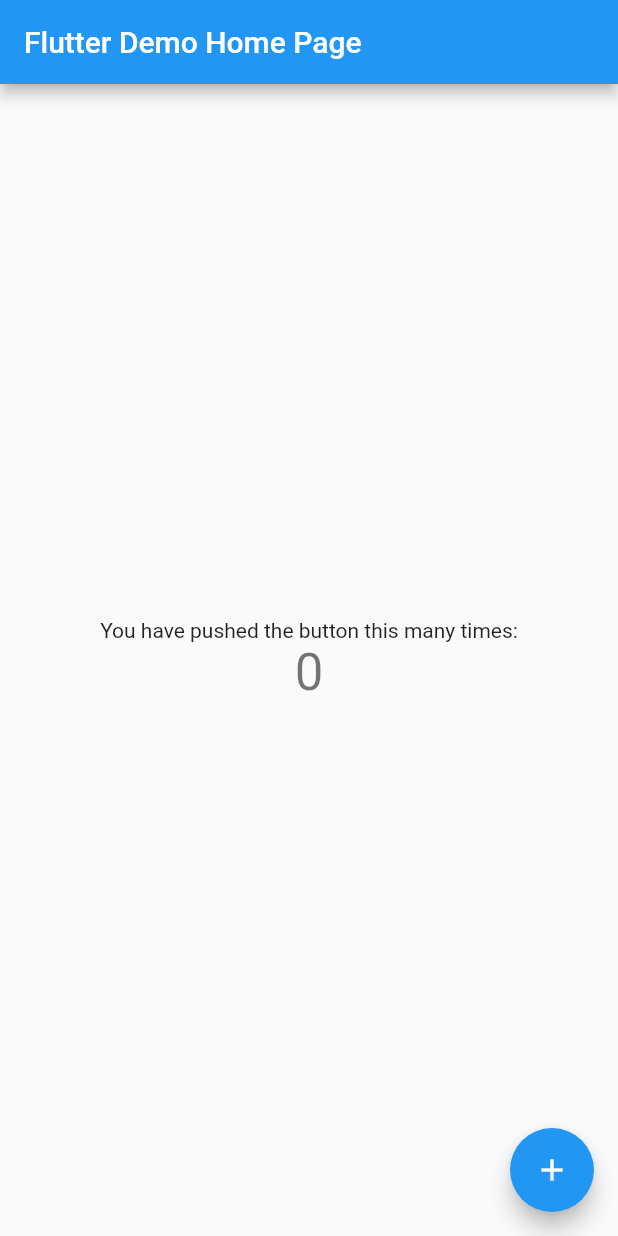
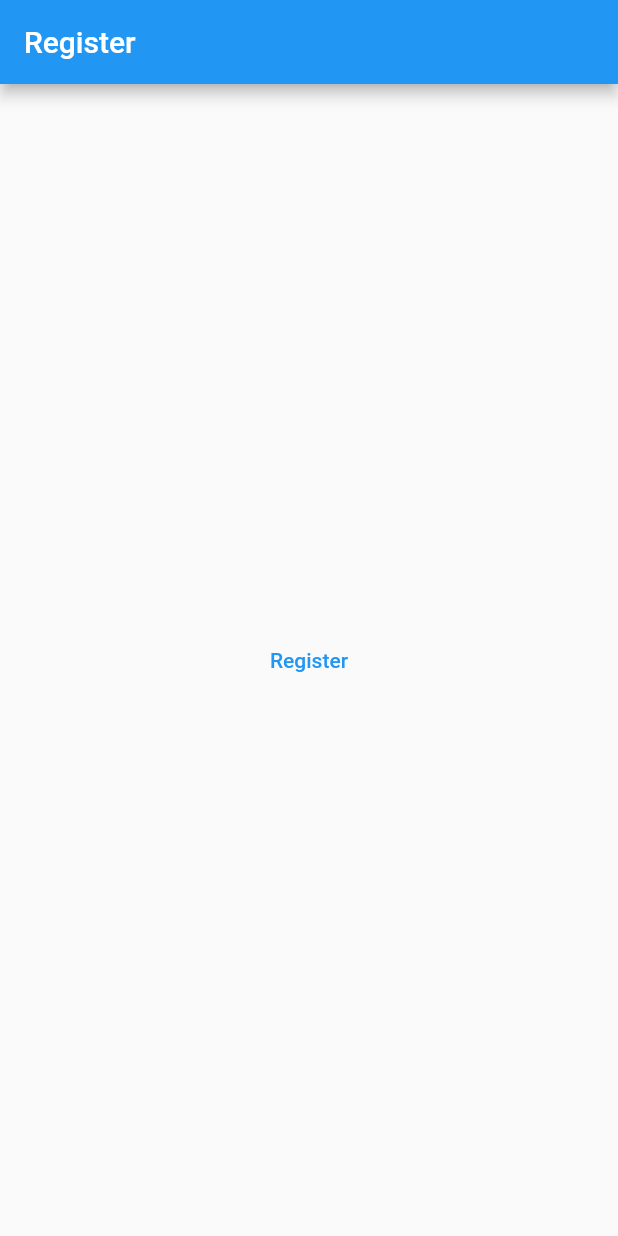
Before and after one commit to Sarawa03/myFirstFlutterProject, a Flutter app: the screen it shows after launch, on a phone screen of 412 x 824 dp. Run offline on Flutter 3.47's test engine with Material 2 defaults, Android fonts, the phone set to English and light mode, and no system bars; our stand-ins replace firebase_core; accounts and stored records are empty.

Commit message:
Chapter 12- 30:26

```diff
--- a/lib/main.dart
+++ b/lib/main.dart
@@ -1,115 +1,28 @@
 import 'package:flutter/material.dart';
 
 void main() {
-  runApp(const MyApp());
+  runApp(MaterialApp(
+    title: 'Flutter Demo',
+    theme: ThemeData(
+      primarySwatch: Colors.blue,
+    ),
+    home: const MyHomePage(),
+  ));
 }
 
-class MyApp extends StatelessWidget {
-  const MyApp({super.key});
+class MyHomePage extends StatelessWidget {
+  const MyHomePage({Key? key}) : super(key: key);
 
-  // This widget is the root of your application.
   @override
   Widget build(BuildContext context) {
-    return MaterialApp(
-      title: 'Flutter Demo',
-      theme: ThemeData(
-        // This is the theme of your application.
-        //
-        // Try running your application with "flutter run". You'll see the
-        // application has a blue toolbar. Then, without quitting the app, try
-        // changing the primarySwatch below to Colors.green and then invoke
-        // "hot reload" (press "r" in the console where you ran "flutter run",
-        // or simply save your changes to "hot reload" in a Flutter IDE).
-        // Notice that the counter didn't reset back to zero; the application
-        // is not restarted.
-        primarySwatch: Colors.blue,
+    return Scaffold(
+      appBar: AppBar(title: const Text("Register")),
+      body: Center(
+        child: TextButton(
+          onPressed: () async {},
+          child: const Text("Register"),
+        ),
       ),
-      home: const MyHomePage(title: 'Flutter Demo Home Page'),
     );
   }
 }
-
-class MyHomePage extends StatefulWidget {
-  const MyHomePage({super.key, required this.title});
-
-  // This widget is the home page of your application. It is stateful, meaning
-  // that it has a State object (defined below) that contains fields that affect
-  // how it looks.
-
-  // This class is the configuration for the state. It holds the values (in this
-  // case the title) provided by the parent (in this case the App widget) and
-  // used by the build method of the State. Fields in a Widget subclass are
-  // always marked "final".
-
-  final String title;
-
-  @override
-  State<MyHomePage> createState() => _MyHomePageState();
-}
-
-class _MyHomePageState extends State<MyHomePage> {
-  int _counter = 0;
-
-  void _incrementCounter() {
-    setState(() {
-      // This call to setState tells the Flutter framework that something has
-      // changed in this State, which causes it to rerun the build method below
-      // so that the display can reflect the updated values. If we changed
-      // _counter without calling setState(), then the build method would not be
-      // called again, and so nothing would appear to happen.
-      _counter++;
-    });
-  }
-
-  @override
-  Widget build(BuildContext context) {
-    // This method is rerun every time setState is called, for instance as done
-    // by the _incrementCounter method above.
-    //
-    // The Flutter framework has been optimized to make rerunning build methods
-    // fast, so that you can just rebuild anything that needs updating rather
-    // than having to individually change instances of widgets.
-    return Scaffold(
-      appBar: AppBar(
-        // Here we take the value from the MyHomePage object that was created by
-        // the App.build method, and use it to set our appbar title.
-        title: Text(widget.title),
-      ),
-      body: Center(
-        // Center is a layout widget. It takes a single child and positions it
-        // in the middle of the parent.
-        child: Column(
-          // Column is also a layout widget. It takes a list of children and
-          // arranges them vertically. By default, it sizes itself to fit its
-          // children horizontally, and tries to be as tall as its parent.
-          //
-          // Invoke "debug painting" (press "p" in the console, choose the
-          // "Toggle Debug Paint" action from the Flutter Inspector in Android
-          // Studio, or the "Toggle Debug Paint" command in Visual Studio Code)
-          // to see the wireframe for each widget.
-          //
-          // Column has various properties to control how it sizes itself and
-          // how it positions its children. Here we use mainAxisAlignment to
-          // center the children vertically; the main axis here is the vertical
-          // axis because Columns are vertical (the cross axis would be
-          // horizontal).
-          mainAxisAlignment: MainAxisAlignment.center,
-          children: <Widget>[
-            const Text(
-              'You have pushed the button this many times:',
-            ),
-            Text(
-              '$_counter',
-              style: Theme.of(context).textTheme.headlineMedium,
-            ),
-          ],
-        ),
-      ),
-      floatingActionButton: FloatingActionButton(
-        onPressed: _incrementCounter,
-        tooltip: 'Increment',
-        child: const Icon(Icons.add),
-      ), // This trailing comma makes auto-formatting nicer for build methods.
-    );
-  }
-}
```
Also changed, not shown: 1 other file.
